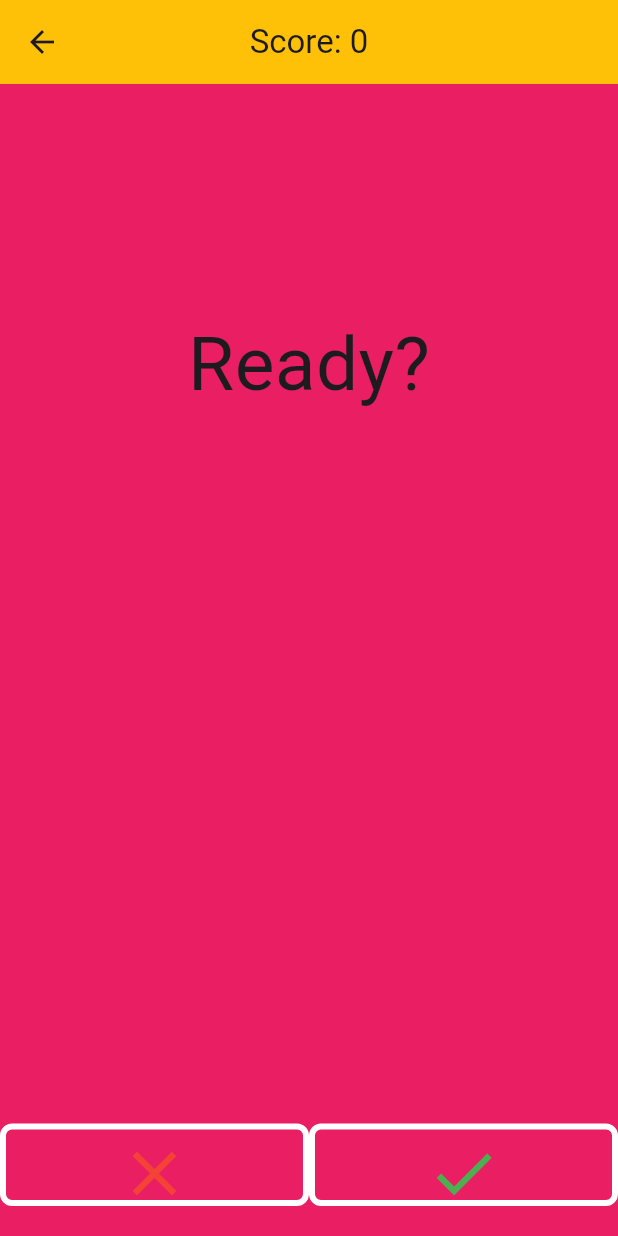
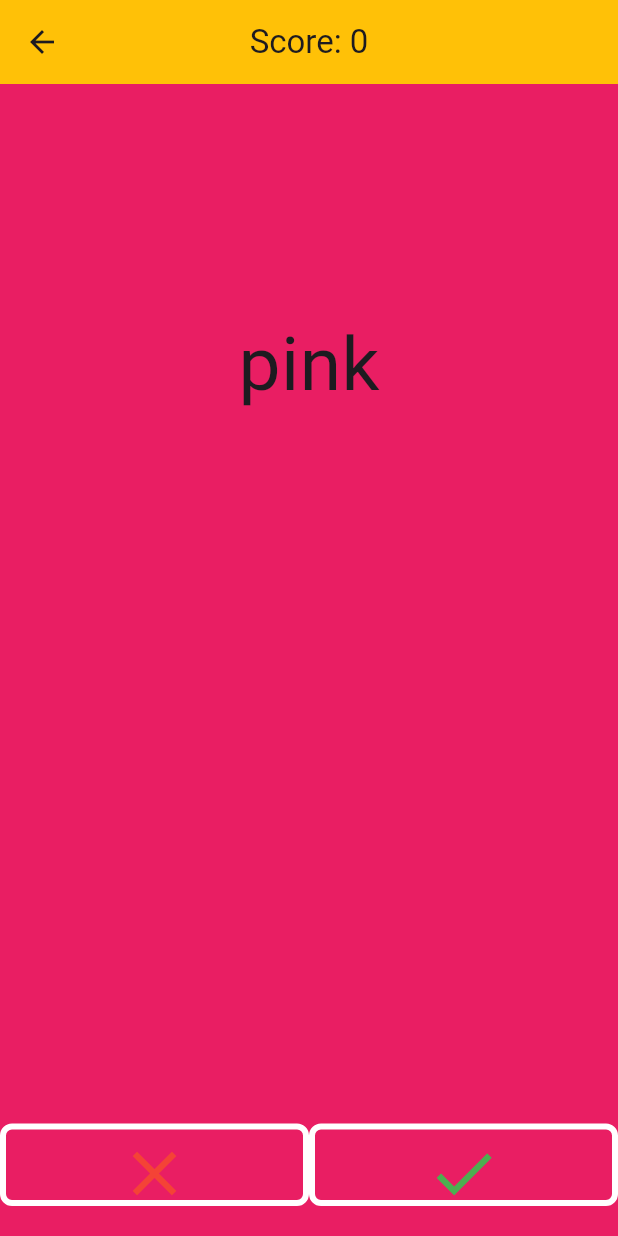
Before and after one commit to DereckAn/FlutterProjects, a Flutter app: the Playing screen opened by its route, on a phone screen of 412 x 824 dp. Run offline on Flutter 3.47's test engine with Material 2 defaults, Android fonts, the phone set to English and light mode, and no system bars.

Commit message:
Creando la logica del juego

```diff
--- a/color_game/lib/components/two_buttons.dart
+++ b/color_game/lib/components/two_buttons.dart
@@ -1,8 +1,8 @@
 import 'package:flutter/material.dart';
 
 class TwoButtons extends StatelessWidget {
-  const TwoButtons(this._changeBackgroundColor, {super.key});
-  final VoidCallback _changeBackgroundColor;
+  final void Function(bool) onButtonPressed;
+  const TwoButtons(this.onButtonPressed, {Key? key}) : super(key: key);
 
   @override
   Widget build(BuildContext context) {
@@ -27,10 +27,7 @@ class TwoButtons extends StatelessWidget {
                   borderRadius: BorderRadius.circular(8),
                 ),
               ),
-              onPressed: () {
-                // print('red');
-                _changeBackgroundColor();
-              },
+              onPressed: () => onButtonPressed(false),
               icon: const Icon(Icons.close, size: 50, color: Colors.red),
             ),
           ),
@@ -50,11 +47,9 @@ class TwoButtons extends StatelessWidget {
                   borderRadius: BorderRadius.circular(8),
                 ),
               ),
-              onPressed: () {
-                // print('green');
-                _changeBackgroundColor();
-              },
-              icon: const Icon(Icons.check, size: 50, color: Colors.green),
+              onPressed: () => onButtonPressed(true),
+              icon:
+                  const Icon(Icons.check, size: 50, color: Colors.green),
             ),
           ),
         ),
--- a/color_game/lib/screens/playing.dart
+++ b/color_game/lib/screens/playing.dart
@@ -35,17 +35,22 @@ class _PlayingState extends State<Playing> {
       // print(_backgroundColor);
       _stringColor = keys[random.nextInt(keys.length)];
       // print(_stringColor);
-      score++;
     });
   }
 
-  void checkAnswer(bool isCorrect) {
-    if ((_backgroundColor == colorMap[_stringColor] && isCorrect) ||
-        (_backgroundColor != colorMap[_stringColor] && !isCorrect)) {
+  bool checkAnswer(bool isCorrect) {
+    if ((checkIsSame() && isCorrect) || (!checkIsSame() && !isCorrect)) {
       setState(() {
         score++;
         generateRandomColor();
       });
+      return true;
+    } else {
+      setState(() {
+        score--;
+        generateRandomColor();
+      });
+      return false;
     }
   }
 
@@ -54,7 +59,7 @@ class _PlayingState extends State<Playing> {
   }
 
   Color _backgroundColor = Colors.pink;
-  String _stringColor = 'Ready?';
+  String _stringColor = 'pink';
 
   @override
   Widget build(BuildContext context) {
@@ -80,7 +85,10 @@ class _PlayingState extends State<Playing> {
               ),
             ),
           ),
-          Expanded(flex: 2, child: TwoButtons(generateRandomColor)),
+          Expanded(
+            flex: 2,
+            child: TwoButtons(checkAnswer),
+          ),
           const SizedBox(
             height: 20,
           ),
```
